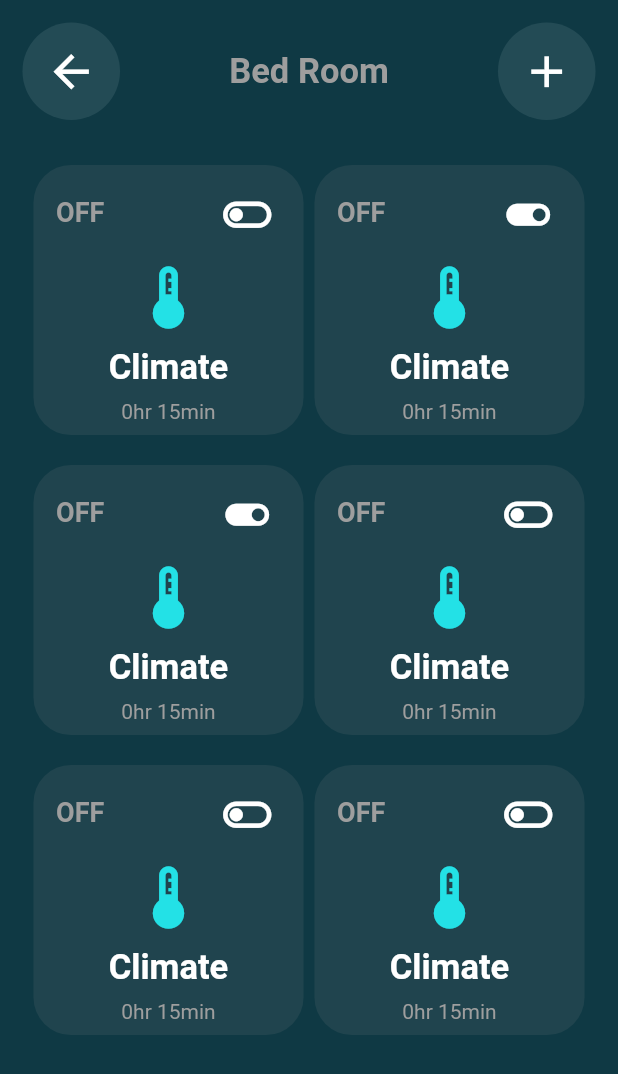
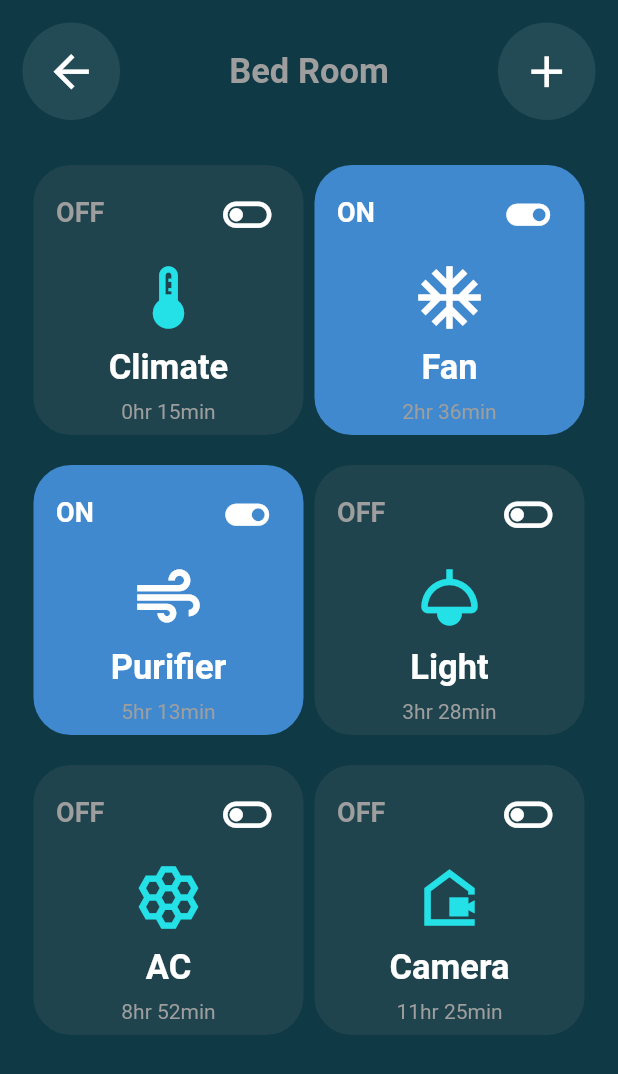
Before and after one commit to l3alisidahmed/Intelgence-Home-App, a Flutter app: the screen it shows after launch, on a phone screen of 412 x 824 dp. Shown: the top 1074 px of the screen. Run offline on Flutter 3.47's test engine with Material 2 defaults, Android fonts, the phone set to English and light mode, and no system bars; our stand-ins replace hexcolor; missing offline and left inert: dart:js_util.

Commit message:
@Latest Version

```diff
--- a/lib/component/BedRoomCard.dart
+++ b/lib/component/BedRoomCard.dart
@@ -6,8 +6,26 @@ import 'package:flutter/src/widgets/placeholder.dart';
 import 'package:hexcolor/hexcolor.dart';
 
 class BedRoomCard extends StatefulWidget {
-  BedRoomCard({super.key, required this.icon});
-  var icon;
+  BedRoomCard({
+    super.key,
+    required this.ToggleIcon,
+    required this.cardIcon,
+    required this.title,
+    required this.hours,
+    this.bgColor = "#20444e",
+    this.powreOn = "OFF",
+    this.color = Colors.grey,
+    this.IconColor = "#23e1e6",
+  });
+
+  String powreOn;
+  String title;
+  String hours;
+  var color;
+  var cardIcon;
+  var ToggleIcon;
+  var IconColor;
+  String bgColor;
 
   @override
   State<BedRoomCard> createState() => _BedRoomCardState();
@@ -21,7 +39,7 @@ class _BedRoomCardState extends State<BedRoomCard> {
       height: 180,
       decoration: BoxDecoration(
         borderRadius: BorderRadius.circular(25),
-        color: HexColor("#20444e"),
+        color: HexColor(widget.bgColor),
       ),
       child: Column(
         mainAxisAlignment: MainAxisAlignment.spaceEvenly,
@@ -32,9 +50,9 @@ class _BedRoomCardState extends State<BedRoomCard> {
               mainAxisAlignment: MainAxisAlignment.spaceBetween,
               children: [
                 Text(
-                  "OFF",
+                  widget.powreOn,
                   style: TextStyle(
-                    color: Colors.grey,
+                    color: widget.color,
                     fontWeight: FontWeight.w600,
                     fontSize: 18,
                   ),
@@ -42,7 +60,7 @@ class _BedRoomCardState extends State<BedRoomCard> {
                 IconButton(
                   onPressed: () {},
                   icon: Icon(
-                    widget.icon,
+                    widget.ToggleIcon,
                     size: 35,
                     color: Colors.white,
                   ),
@@ -51,12 +69,12 @@ class _BedRoomCardState extends State<BedRoomCard> {
             ),
           ),
           Icon(
-            Icons.thermostat,
+            widget.cardIcon,
             size: 50,
-            color: HexColor("#23e1e6"),
+            color: HexColor(widget.IconColor),
           ),
           Text(
-            "Climate",
+            widget.title,
             style: TextStyle(
               color: Colors.white,
               fontWeight: FontWeight.w600,
@@ -64,7 +82,7 @@ class _BedRoomCardState extends State<BedRoomCard> {
             ),
           ),
           Text(
-            "0hr 15min",
+            widget.hours,
             style: TextStyle(
               color: Colors.grey,
             ),
--- a/lib/pages/BedRoom.dart
+++ b/lib/pages/BedRoom.dart
@@ -28,8 +28,22 @@ class _BedRoomState extends State<BedRoom> {
             Row(
               mainAxisAlignment: MainAxisAlignment.spaceEvenly,
               children: [
-                BedRoomCard(icon: Icons.toggle_off_outlined),
-                BedRoomCard(icon: Icons.toggle_on),
+                BedRoomCard(
+                  ToggleIcon: Icons.toggle_off_outlined,
+                  cardIcon: Icons.thermostat,
+                  title: "Climate",
+                  hours: "0hr 15min",
+                ),
+                BedRoomCard(
+                  ToggleIcon: Icons.toggle_on,
+                  cardIcon: Icons.ac_unit,
+                  title: "Fan",
+                  hours: "2hr 36min",
+                  bgColor: "#4089cf",
+                  powreOn: "ON",
+                  color: Colors.white,
+                  IconColor: "#ffffff",
+                ),
               ],
             ),
             SizedBox(
@@ -38,8 +52,22 @@ class _BedRoomState extends State<BedRoom> {
             Row(
               mainAxisAlignment: MainAxisAlignment.spaceEvenly,
               children: [
-                BedRoomCard(icon: Icons.toggle_on),
-                BedRoomCard(icon: Icons.toggle_off_outlined),
+                BedRoomCard(
+                  ToggleIcon: Icons.toggle_on,
+                  cardIcon: Icons.air,
+                  title: "Purifier",
+                  hours: "5hr 13min",
+                  bgColor: "#4089cf",
+                  powreOn: "ON",
+                  color: Colors.white,
+                  IconColor: "#ffffff",
+                ),
+                BedRoomCard(
+                  ToggleIcon: Icons.toggle_off_outlined,
+                  cardIcon: Icons.light,
+                  title: "Light",
+                  hours: "3hr 28min",
+                ),
               ],
             ),
             SizedBox(
@@ -48,8 +76,18 @@ class _BedRoomState extends State<BedRoom> {
             Row(
               mainAxisAlignment: MainAxisAlignment.spaceEvenly,
               children: [
-                BedRoomCard(icon: Icons.toggle_off_outlined),
-                BedRoomCard(icon: Icons.toggle_off_outlined),
+                BedRoomCard(
+                  ToggleIcon: Icons.toggle_off_outlined,
+                  cardIcon: Icons.hive_outlined,
+                  title: "AC",
+                  hours: "8hr 52min",
+                ),
+                BedRoomCard(
+                  ToggleIcon: Icons.toggle_off_outlined,
+                  cardIcon: Icons.camera_outdoor_sharp,
+                  title: "Camera",
+                  hours: "11hr 25min",
+                ),
               ],
             ),
           ],
```
